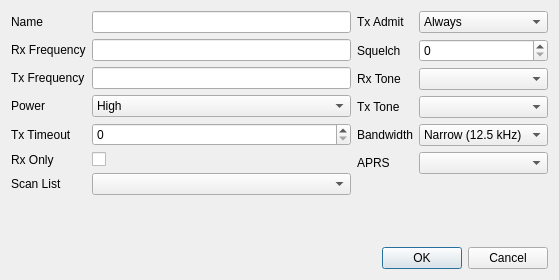
Qt form src/analogchanneldialog.ui (hmatuschek/qdmr) before a commit.
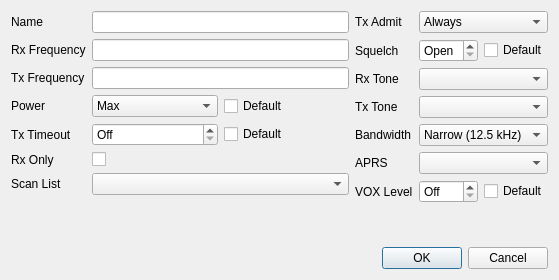
The same form after that commit.

```diff
--- a/src/analogchanneldialog.ui
+++ b/src/analogchanneldialog.ui
@@ -62,41 +62,6 @@
          </property>
         </widget>
        </item>
-       <item row="3" column="1">
-        <widget class="QComboBox" name="power">
-         <property name="currentText">
-          <string>High</string>
-         </property>
-         <property name="currentIndex">
-          <number>1</number>
-         </property>
-         <item>
-          <property name="text">
-           <string>Max</string>
-          </property>
-         </item>
-         <item>
-          <property name="text">
-           <string>High</string>
-          </property>
-         </item>
-         <item>
-          <property name="text">
-           <string>Mid</string>
-          </property>
-         </item>
-         <item>
-          <property name="text">
-           <string>Low</string>
-          </property>
-         </item>
-         <item>
-          <property name="text">
-           <string>Min</string>
-          </property>
-         </item>
-        </widget>
-       </item>
        <item row="4" column="0">
         <widget class="QLabel" name="txTimeoutLabel">
          <property name="text">
@@ -104,16 +69,6 @@
          </property>
         </widget>
        </item>
-       <item row="4" column="1">
-        <widget class="QSpinBox" name="txTimeout">
-         <property name="maximum">
-          <number>555</number>
-         </property>
-         <property name="singleStep">
-          <number>15</number>
-         </property>
-        </widget>
-       </item>
        <item row="5" column="0">
         <widget class="QLabel" name="rxOnlyLabel">
          <property name="text">
@@ -134,6 +89,70 @@
        <item row="6" column="1">
         <widget class="QComboBox" name="scanList"/>
        </item>
+       <item row="4" column="1">
+        <layout class="QHBoxLayout" name="horizontalLayout_2">
+         <item>
+          <widget class="QSpinBox" name="totValue">
+           <property name="specialValueText">
+            <string>Off</string>
+           </property>
+           <property name="suffix">
+            <string extracomment="Transmit time out (TOT) in seconds. A value of 0 means disabled."> s</string>
+           </property>
+           <property name="maximum">
+            <number>9999</number>
+           </property>
+          </widget>
+         </item>
+         <item>
+          <widget class="QCheckBox" name="totDefault">
+           <property name="text">
+            <string>Default</string>
+           </property>
+          </widget>
+         </item>
+        </layout>
+       </item>
+       <item row="3" column="1">
+        <layout class="QHBoxLayout" name="horizontalLayout_5">
+         <item>
+          <widget class="QComboBox" name="powerValue">
+           <item>
+            <property name="text">
+             <string>Max</string>
+            </property>
+           </item>
+           <item>
+            <property name="text">
+             <string>High</string>
+            </property>
+           </item>
+           <item>
+            <property name="text">
+             <string>Mid</string>
+            </property>
+           </item>
+           <item>
+            <property name="text">
+             <string>Low</string>
+            </property>
+           </item>
+           <item>
+            <property name="text">
+             <string>Min</string>
+            </property>
+           </item>
+          </widget>
+         </item>
+         <item>
+          <widget class="QCheckBox" name="powerDefault">
+           <property name="text">
+            <string>Default</string>
+           </property>
+          </widget>
+         </item>
+        </layout>
+       </item>
       </layout>
      </item>
      <item>
@@ -171,13 +190,6 @@
          </property>
         </widget>
        </item>
-       <item row="1" column="1">
-        <widget class="QSpinBox" name="squelch">
-         <property name="maximum">
-          <number>9</number>
-         </property>
-        </widget>
-       </item>
        <item row="2" column="0">
         <widget class="QLabel" name="rxToneLabel">
          <property name="text">
@@ -229,6 +241,55 @@
        <item row="5" column="1">
         <widget class="QComboBox" name="aprsList"/>
        </item>
+       <item row="1" column="1">
+        <layout class="QHBoxLayout" name="horizontalLayout_3">
+         <item>
+          <widget class="QSpinBox" name="squelchValue">
+           <property name="specialValueText">
+            <string>Open</string>
+           </property>
+           <property name="maximum">
+            <number>10</number>
+           </property>
+          </widget>
+         </item>
+         <item>
+          <widget class="QCheckBox" name="squelchDefault">
+           <property name="text">
+            <string>Default</string>
+           </property>
+          </widget>
+         </item>
+        </layout>
+       </item>
+       <item row="6" column="0">
+        <widget class="QLabel" name="vOXLevelLabel">
+         <property name="text">
+          <string>VOX Level</string>
+         </property>
+        </widget>
+       </item>
+       <item row="6" column="1">
+        <layout class="QHBoxLayout" name="horizontalLayout_4">
+         <item>
+          <widget class="QSpinBox" name="voxValue">
+           <property name="specialValueText">
+            <string>Off</string>
+           </property>
+           <property name="maximum">
+            <number>10</number>
+           </property>
+          </widget>
+         </item>
+         <item>
+          <widget class="QCheckBox" name="voxDefault">
+           <property name="text">
+            <string>Default</string>
+           </property>
+          </widget>
+         </item>
+        </layout>
+       </item>
       </layout>
      </item>
     </layout>
```
